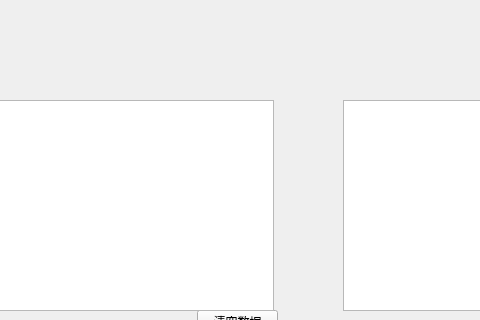
This is qtproj/widget.ui in Fboxtt/qt_proj as Qt 5 draws it before an edit; both pictures show x 427 to 907 and y 0 to 320 of the 1135 by 499 pixel window. The edited form follows.
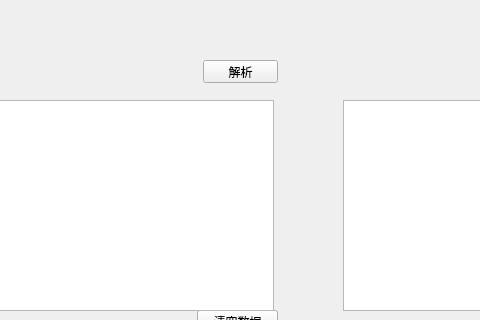
This is the edited form.

Patch:
```diff
--- a/qtproj/widget.ui
+++ b/qtproj/widget.ui
@@ -330,6 +330,19 @@
     <string>16进制显示</string>
    </property>
   </widget>
+  <widget class="QPushButton" name="pushButton_2">
+   <property name="geometry">
+    <rect>
+     <x>630</x>
+     <y>60</y>
+     <width>75</width>
+     <height>23</height>
+    </rect>
+   </property>
+   <property name="text">
+    <string>解析</string>
+   </property>
+  </widget>
  </widget>
  <resources/>
  <connections/>
```
